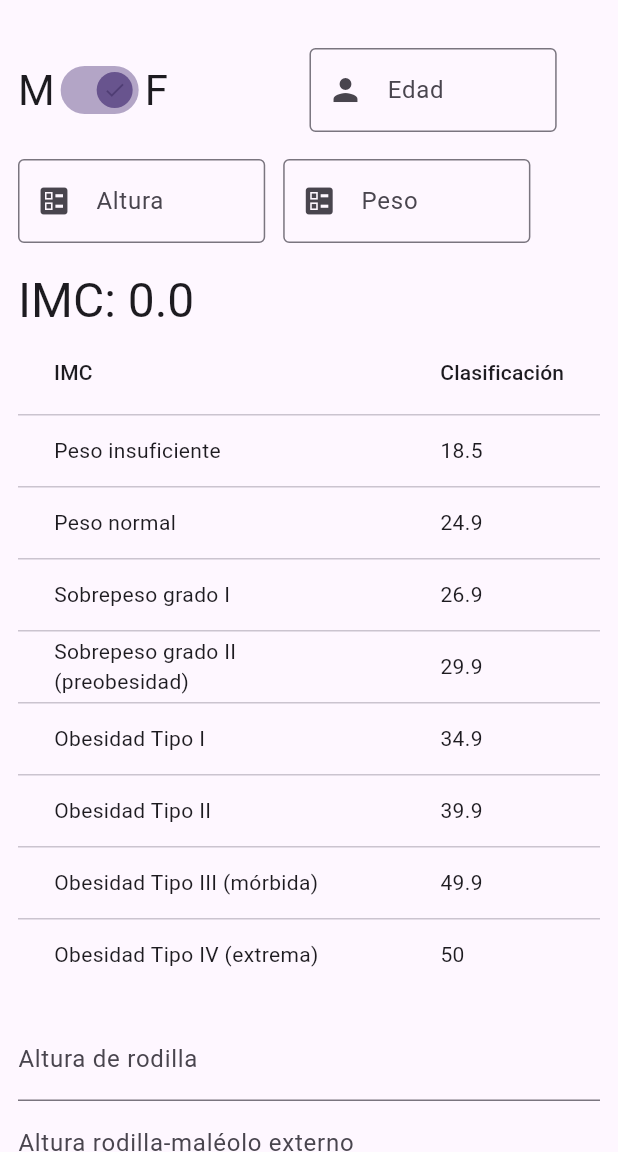
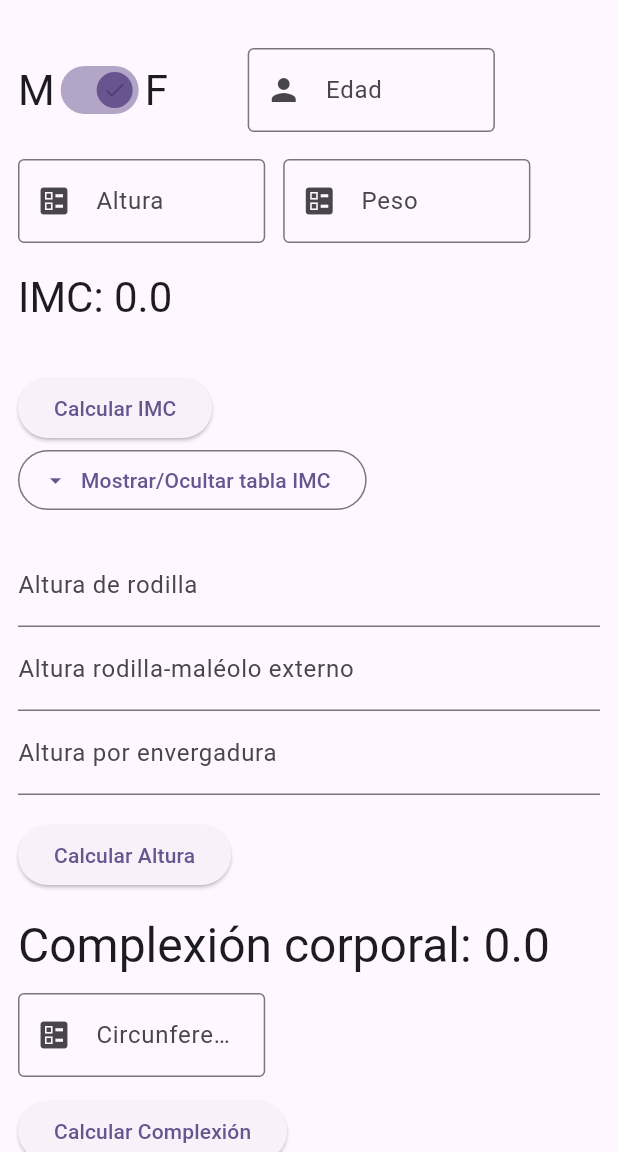
Before and after one commit to Teren91/nutrical, a Flutter app: the screen it shows after launch, on a phone screen of 412 x 824 dp, the part 84-1236 px from its top. Run offline on Flutter 3.47's test engine with Material 3 defaults, Android fonts, the phone set to English and light mode, and no system bars.

Commit message:
Ajustado formulario para realizar los calculos con distintos botones y empezado a crear la parte de complexión corporal

```diff
--- a/lib/main.dart
+++ b/lib/main.dart
@@ -1,10 +1,8 @@
 import 'package:flutter/material.dart';
 import 'package:nutrical/widgets/home_page.dart';
 
-void main() {
 
-  runApp(const MyApp());
-}
+void main() => runApp(const MyApp());
 
 class MyApp extends StatelessWidget {
   const MyApp({super.key});
@@ -14,7 +12,7 @@ class MyApp extends StatelessWidget {
   Widget build(BuildContext context) {
     return MaterialApp(
       debugShowCheckedModeBanner: false,
-      title: 'Flutter Demo',
+      title: 'Nutrical',
       theme: ThemeData(
         colorScheme: ColorScheme.fromSeed(seedColor: Colors.deepPurple),
         useMaterial3: true,
--- /dev/null
+++ b/lib/models/person_data.dart
@@ -0,0 +1,31 @@
+
+import 'package:flutter/material.dart';
+
+class PersonData with ChangeNotifier{
+
+  int _age = 0;
+  double _weight = 0;
+  double _height = 0;
+  double _imc = 0;
+
+  void setData(int age, double weight, double height, double imc)
+  {
+    _age = age;
+    _weight = weight;
+    _height = height;
+    _imc = imc;
+    notifyListeners();
+  }
+
+  set setAge(int age) => _age = age;
+  set setWeight(double weight) => _weight = weight;
+  set setHeight(double height) => _height = height;
+  set setImc(double imc) => _imc = imc;
+
+  get getAge => _age;
+  get getWeight => _weight;
+  get getHeight => _height;
+  get getImc => _imc;
+
+
+}
--- /dev/null
+++ b/lib/pages/home_page.dart
@@ -0,0 +1,31 @@
+import 'package:flutter/material.dart';
+import 'package:nutrical/widgets/heigth_form.dart';
+
+class MyHomePage extends StatefulWidget {
+  const MyHomePage({super.key, required this.title});
+
+  final String title;
+
+  @override
+  State<MyHomePage> createState() => _MyHomePageState();
+}
+
+class _MyHomePageState extends State<MyHomePage> {
+  @override
+  Widget build(BuildContext context) {
+    return MaterialApp(
+      home: Scaffold(
+        appBar: AppBar(
+          backgroundColor: Theme.of(context).colorScheme.inversePrimary,
+          title: Text(widget.title),
+        ),
+        body: const SingleChildScrollView(
+          child: SafeArea(
+            minimum: EdgeInsets.all(12),
+            child: HeigthForm(),
+          ),
+        ),
+      ),
+    );
+  }
+}
--- a/lib/utils/constants.dart
+++ b/lib/utils/constants.dart
@@ -10,3 +10,9 @@ const Map<String, dynamic> imcTable = {
   "Obesidad Tipo III (mórbida)": 49.9,
   "Obesidad Tipo IV (extrema)": 50
 };
+
+List<List<dynamic>> bodyComplexionTable = [
+  ['Grande', 10,4, 11],
+  ['Mediana', 9.6, 10.1],
+  ['Pequeña', 9.6, 10.1]
+];
--- a/lib/utils/functions.dart
+++ b/lib/utils/functions.dart
@@ -1,3 +1,5 @@
+import 'package:nutrical/utils/constants.dart';
+
 double getHeight(bool isFamele, int age, int ar) {
   if (isFamele) {
     return 84.88 - (0.24 * age) + (1.83 * ar);
@@ -23,25 +25,36 @@ double getHeightWingSpan(bool isFamele, int wingSpan) {
 }
 
 double getIMC(double weight, double height) {
+  height = height / 100; //Formatear el peso para que llegue con decimales
   return weight / (height * height);
 }
 
 String getIMCStatus(double imc) {
   if (imc < 18.5) {
-    return "Abaixo do peso";
+    return imcTable.keys.first;
   } else if (imc < 24.9) {
-    return "Peso normal";
+    return imcTable.keys.elementAt(1);
   } else if (imc < 26.9) {
-    return "Sobrepeso grado I";
+    return imcTable.keys.elementAt(2);
   } else if (imc < 29.9) {
-    return "Sobrepeso grado II (preobesidad)";
+    return imcTable.keys.elementAt(3);
   } else if (imc < 34.9) {
-    return "Obesidad Tipo I";
+    return imcTable.keys.elementAt(4);
   } else if (imc < 39.9) {
-    return "Obesidad Tipo II";
+    return imcTable.keys.elementAt(5);
   } else if (imc < 49.9) {
-    return "Obesidad Tipo III (mórbida)";
+    return imcTable.keys.elementAt(6);
   } else {
-    return "Obesidad Tipo IV (extrema)";
+    return imcTable.keys.elementAt(7);
   }
 }
+
+String formatDecimal(String text)
+{
+  return text.replaceAll(',', '.');
+}
+
+double getBodComplexion(double heigth, double wristCircumference)
+{
+  return heigth / wristCircumference;
+}
--- a/lib/widgets/heigth_form.dart
+++ b/lib/widgets/heigth_form.dart
@@ -20,11 +20,14 @@ class HeigthFormState extends State<HeigthForm> {
   final _wingSpanController = TextEditingController();
   final _weightController = TextEditingController();
   final _heightController = TextEditingController();
+  final _wristCircumference = TextEditingController();
   double _height = 0;
   bool isFemale = true;
+  bool _showTable = false;
 
   double _imc = 0;
   String _imcStatus = '';
+  double _bodyComplexion = 0;
 
   void _changeGender(bool value) {
     setState(() {
@@ -41,6 +44,27 @@ class HeigthFormState extends State<HeigthForm> {
       return const Icon(Icons.check);
     },
   );
+
+  String? validateHeigth(String? value) {
+    if (value == null || value.isEmpty) {
+      return '*Campo obligatorio';
+    }
+
+    // if (value != null && value.isNotEmpty) {
+    if (int.tryParse(value) == null) {
+      return 'Formato: 160';
+      // }
+    }
+    return null;
+  }
+
+  String? validateWeigth(String? value) {
+    if (value == null || value.isEmpty) {
+      return 'Please enter some text';
+    }
+    return null;
+  }
+
   @override
   Widget build(BuildContext context) {
     double widthComponent = MediaQuery.of(context).size.width;
@@ -76,7 +100,7 @@ class HeigthFormState extends State<HeigthForm> {
                 style: Theme.of(context).textTheme.headlineMedium,
               ),
               SizedBox(
-                width: widthComponent * 0.2,
+                width: widthComponent * 0.1,
               ),
               //EDAD
               const SizedBox(width: 12),
@@ -94,7 +118,7 @@ class HeigthFormState extends State<HeigthForm> {
                 // The validator receives the text that the user has entered.
                 validator: (value) {
                   if (value == null || value.isEmpty) {
-                    return 'Please enter some text';
+                    return '*Campo obligatorio';
                   }
                   return null;
                 },
@@ -106,76 +130,104 @@ class HeigthFormState extends State<HeigthForm> {
           const SizedBox(height: 18),
           Row(
             children: [
-              // Text(
-              //   'Talla: $_height',
-              //   style: Theme.of(context).textTheme.headlineLarge,
-              // ),
               // ALTURA
               TextFormField(
                 decoration: InputDecoration(
                     prefixIcon: const Icon(Icons.ballot),
-                    //suffixIcon: const Icon(Icons.clear),
-                    labelText: 'Altura',
-                    //filled: true,
+                    labelText: "Altura",
                     border: const OutlineInputBorder(),
                     constraints: BoxConstraints(
                         maxHeight: heightComponent * 0.08,
                         maxWidth: widthComponent * 0.4)),
                 keyboardType: TextInputType.number,
                 // The validator receives the text that the user has entered.
-                validator: (value) {
-                  if (value == null || value.isEmpty) {
-                    return 'Please enter some text';
-                  }
-                  return null;
-                },
+                // validator: validateHeigth,
+                // onSaved: (value) {
+                //   _heightController = value;
+                // },
                 controller: _heightController,
                 onTap: () {},
               ),
               const SizedBox(width: 12),
+
               // PESO
               TextFormField(
                 decoration: InputDecoration(
                     prefixIcon: const Icon(Icons.ballot),
-                    //suffixIcon: const Icon(Icons.clear),
                     labelText: 'Peso',
-                    //filled: true,
                     border: const OutlineInputBorder(),
                     constraints: BoxConstraints(
                         maxHeight: heightComponent * 0.08,
                         maxWidth: widthComponent * 0.4)),
                 keyboardType: TextInputType.number,
                 // The validator receives the text that the user has entered.
-                validator: (value) {
-                  if (value == null || value.isEmpty) {
-                    return 'Please enter some text';
-                  }
-                  return null;
-                },
+                //  validator: validateWeigth,
+                // onSaved: (value) {
+                //   _weightController = value;
+                // },
                 controller: _weightController,
                 onTap: () {},
               ),
-              const SizedBox(height: 18),
             ],
           ),
           const SizedBox(height: 18),
+
           // DATOS PRECALCULADOS
-          Row(
+          Column(
+            mainAxisAlignment: MainAxisAlignment.spaceBetween,
             children: [
               Text(
                 'IMC: $_imc',
-                style: Theme.of(context).textTheme.headlineLarge,
+                style: Theme.of(context).textTheme.headlineMedium,
               ),
               const SizedBox(
                 width: 12,
               ),
               Text(
                 ' $_imcStatus',
-                style: Theme.of(context).textTheme.headlineLarge,
+                style: Theme.of(context).textTheme.headlineSmall,
               ),
             ],
           ),
-          DataTable(
+          ElevatedButton(
+            onPressed: () {
+              //if (_formKey.currentState!.validate()) {
+              _formKey.currentState!.save();
+
+              if (_heightController.text.isNotEmpty &&
+                  _weightController.text.isNotEmpty) {
+                setState(() {
+                  _imc = double.parse(getIMC(
+                          double.parse(formatDecimal(_weightController.text)),
+                          double.parse(_heightController.text))
+                      .toStringAsFixed(2));
+                  _imcStatus = getIMCStatus(_imc);
+                });
+                // }
+              } else {
+                ScaffoldMessenger.of(context).showSnackBar(
+                  const SnackBar(
+                      content: Text('Introduce una altura y un peso')),
+                );
+              }
+              //  }
+            },
+            child: const Text('Calcular IMC'),
+          ),
+          OutlinedButton.icon(
+            onPressed: () {
+              setState(() {
+                _showTable = !_showTable;
+              });
+            },
+            label: const Text(
+              'Mostrar/Ocultar tabla IMC',
+            ),
+            icon: const Icon(Icons.arrow_drop_down),
+          ),
+          Visibility(
+            visible: _showTable,
+            child: DataTable(
                 columns: const <DataColumn>[
                   DataColumn(label: Text('IMC')),
                   DataColumn(
@@ -188,6 +240,7 @@ class HeigthFormState extends State<HeigthForm> {
                           DataCell(Text(e.value.toString())),
                         ]))
                     .toList()),
+          ),
 
           const SizedBox(height: 18),
 
@@ -222,7 +275,14 @@ class HeigthFormState extends State<HeigthForm> {
             child: ElevatedButton(
               onPressed: () {
                 // Validate returns true if the form is valid, or false otherwise.
-                if (_formKey.currentState!.validate()) {
+                //  if (_formKey.currentState!.validate()) {
+                if (_ageController.text.isEmpty) {
+                  _heightController.text = '';
+                  ScaffoldMessenger.of(context).showSnackBar(
+                    const SnackBar(content: Text('Introduce una una edad')),
+                  );
+                } else {
+                  _formKey.currentState!.save();
                   if (_arController.text.isNotEmpty) {
                     _height = getHeight(
                         isFemale,
@@ -242,34 +302,68 @@ class HeigthFormState extends State<HeigthForm> {
                     );
                   }
                   setState(() {
-                    _height = double.parse(_height.toStringAsFixed(2));
+                    //_height = double.parse(_height.toStringAsFixed(2));
+                    _heightController.text = _height.toInt().toString();
                   });
+                }
+                // } else {
+                //   ScaffoldMessenger.of(context).showSnackBar(
+                //     const SnackBar(
+                //         content: Text('Introduce una edad y una altura')),
+                //   );
+                // }
+              },
+              child: const Text('Calcular Altura'),
+            ),
+          ),
+          // Image.asset(
+          //   'assets/images/tallaje.png',
+          //   width: widthComponent,
+          //   //height: heightComponent * 0.5,
+          //   fit: BoxFit.fill,
+          // ),
+
+          Text(
+            'Complexión corporal: $_bodyComplexion' ,
+            style: Theme.of(context).textTheme.headlineLarge,
+          ),
+          const SizedBox(height: 12,),
+          TextFormField(
+                decoration: InputDecoration(
+                    prefixIcon: const Icon(Icons.ballot),
+                    labelText: 'Circunferencia de muñeca',
+                    border: const OutlineInputBorder(),
+                    constraints: BoxConstraints(
+                        maxHeight: heightComponent * 0.08,
+                        maxWidth: widthComponent * 0.4)),
+                keyboardType: TextInputType.number,
+                controller: _wristCircumference,
+                onTap: () {},
+              ),
+              const SizedBox(height: 12,),
+            ElevatedButton(
+            onPressed: () {
+              //if (_formKey.currentState!.validate()) {
+              _formKey.currentState!.save();
+
+              if (_heightController.text.isNotEmpty &&
+                  _wristCircumference.text.isNotEmpty) {
+                setState(() {
+                  _bodyComplexion = double.parse(getBodComplexion(
+                        double.parse(_heightController.text),
+                        double.parse(_wristCircumference.text)
+                    ).toStringAsFixed(2));
+                });
+                // }
               } else {
                 ScaffoldMessenger.of(context).showSnackBar(
                   const SnackBar(
-                        content: Text('Introduce una edad y una altura')),
+                      content: Text('Introduce una altura y un circunferencia de muñeca')),
                 );
               }
-
-                if (_heightController.text.isNotEmpty &&
-                    _weightController.text.isNotEmpty) {
-                  setState(() {
-                    _imc = double.parse(getIMC(
-                            double.parse(_weightController.text),
-                            double.parse(_heightController.text))
-                        .toStringAsFixed(2));
-                    _imcStatus = getIMCStatus(_imc);
-                  });
-                }
+              //  }
             },
-              child: const Text('Calcular'),
-            ),
-          ),
-          Image.asset(
-            'assets/images/tallaje.png',
-            width: widthComponent,
-            //height: heightComponent * 0.5,
-            fit: BoxFit.fill,
+            child: const Text('Calcular Complexión'),
           ),
         ],
       ),
--- a/pubspec.yaml
+++ b/pubspec.yaml
@@ -1,5 +1,5 @@
 name: nutrical
-description: "A new Flutter project."
+description: "Una calculadora para nutricionistas y estudiantes de nutrición"
 # The following line prevents the package from being accidentally published to
 # pub.dev using `flutter pub publish`. This is preferred for private packages.
 publish_to: 'none' # Remove this line if you wish to publish to pub.dev
@@ -35,6 +35,7 @@ dependencies:
   # The following adds the Cupertino Icons font to your application.
   # Use with the CupertinoIcons class for iOS style icons.
   cupertino_icons: ^1.0.2
+  provider: ^6.1.1
 
 dev_dependencies:
   flutter_test:
```
Also changed, not shown: lib/widgets/calculate_button.dart (added, +84 -0 lines), pubspec.lock. Lines whose indentation alone changed are shown as unchanged.
